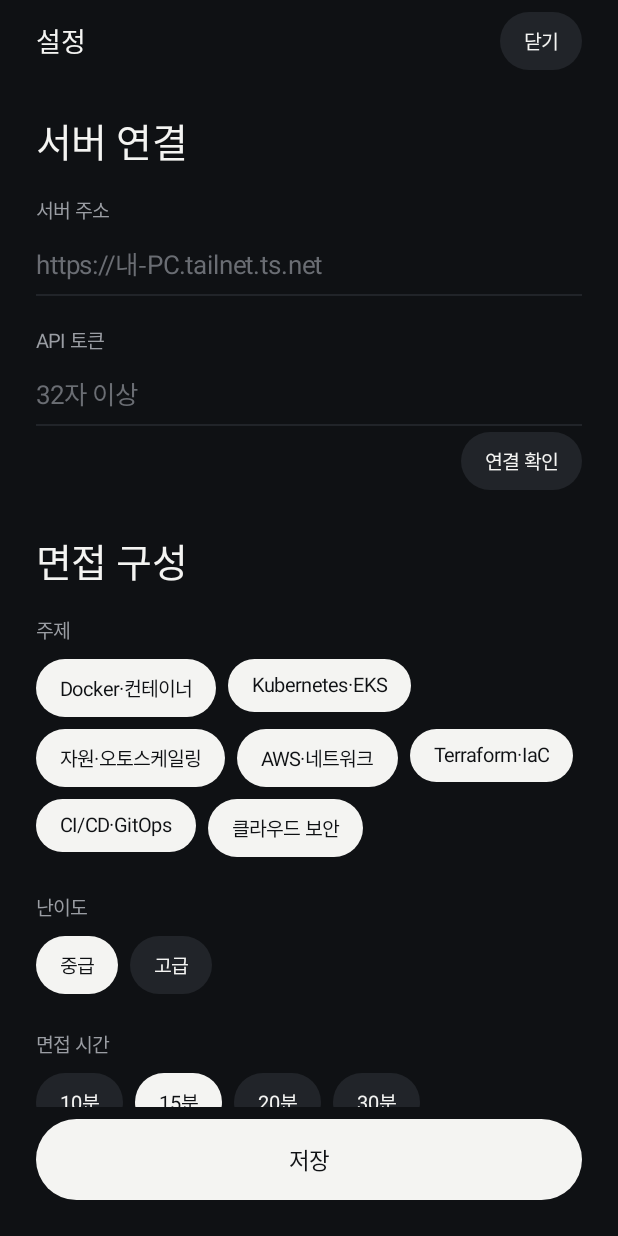
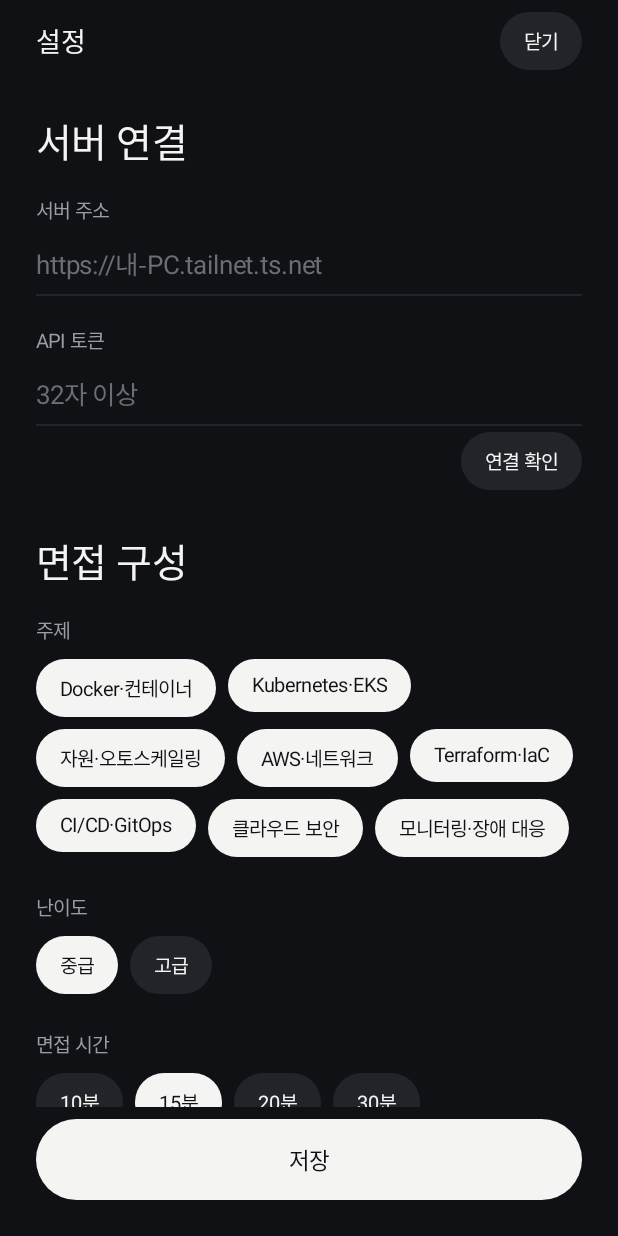
Before and after one commit to gumwoo/ai_interview, an Android app built with Jetpack Compose: the screen it shows after launch (MainActivity), after a tap on "설정", on a phone screen of 412 x 824 dp. Run offline under Robolectric (Android 15) with nearby library versions, the phone set to English and light mode, and no system bars; pictures from the network do not load.

Commit message:
feat: 앱 면접 주제에 모니터링·장애 대응 추가

```diff
--- a/android/app/src/main/java/io/github/gumwoo/aiinterview/data/InterviewSettings.kt
+++ b/android/app/src/main/java/io/github/gumwoo/aiinterview/data/InterviewSettings.kt
@@ -14,10 +14,10 @@ data class InterviewSettings(
     val reviewRatio: Double get() = reviewPercent / 100.0
 
     companion object {
-        /** 클라우드 면접 대비 1~7강 순서다. 서버 시드 질문의 topic과 같은 이름을 쓴다. */
+        /** 클라우드 면접 대비 1~8강 순서다. 서버 시드 질문의 topic과 같은 이름을 쓴다. */
         val DEFAULT_TOPICS = listOf(
             "Docker_Container", "Kubernetes_EKS", "Resource_Autoscaling", "AWS_Network",
-            "Terraform_IaC", "CICD_GitOps", "Cloud_Security",
+            "Terraform_IaC", "CICD_GitOps", "Cloud_Security", "Monitoring_Incident",
         )
 
         fun parseTopics(text: String): List<String> = text.split(',').map { it.trim() }.filter { it.isNotEmpty() }
--- a/android/app/src/main/java/io/github/gumwoo/aiinterview/presentation/settings/SettingsScreen.kt
+++ b/android/app/src/main/java/io/github/gumwoo/aiinterview/presentation/settings/SettingsScreen.kt
@@ -288,5 +288,6 @@ internal fun topicLabel(topic: String): Int = when (topic) {
     "Terraform_IaC" -> R.string.topic_terraform_iac
     "CICD_GitOps" -> R.string.topic_cicd_gitops
     "Cloud_Security" -> R.string.topic_cloud_security
+    "Monitoring_Incident" -> R.string.topic_monitoring_incident
     else -> R.string.topic_unknown
 }
--- a/android/app/src/main/res/values/strings.xml
+++ b/android/app/src/main/res/values/strings.xml
@@ -101,6 +101,7 @@
     <string name="topic_terraform_iac">Terraform·IaC</string>
     <string name="topic_cicd_gitops">CI/CD·GitOps</string>
     <string name="topic_cloud_security">클라우드 보안</string>
+    <string name="topic_monitoring_incident">모니터링·장애 대응</string>
     <string name="topic_unknown">기타</string>
 
     <string name="call_connecting">연결 중</string>
```
